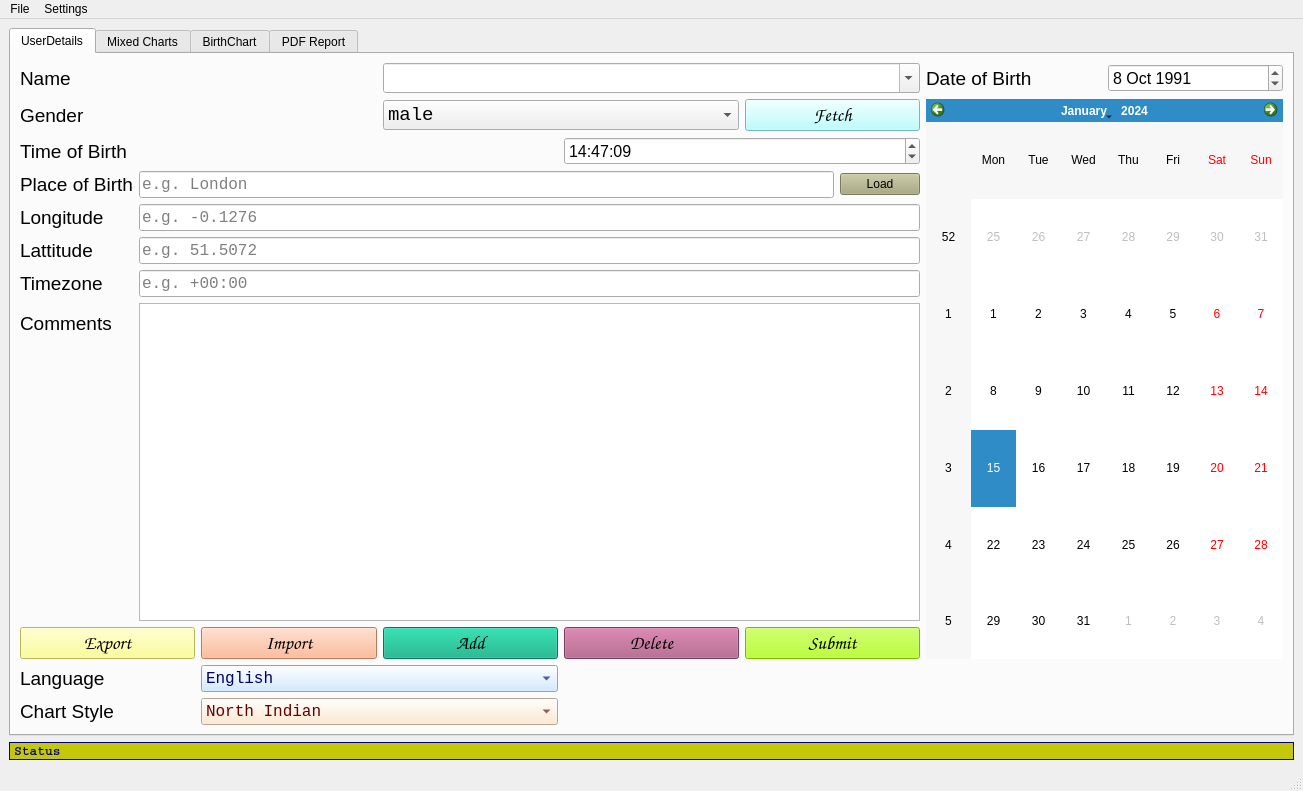
The window that userforms/mainwindow.ui (VicharaVandana/JyotishPro) describes before a commit, drawn with Qt 5.
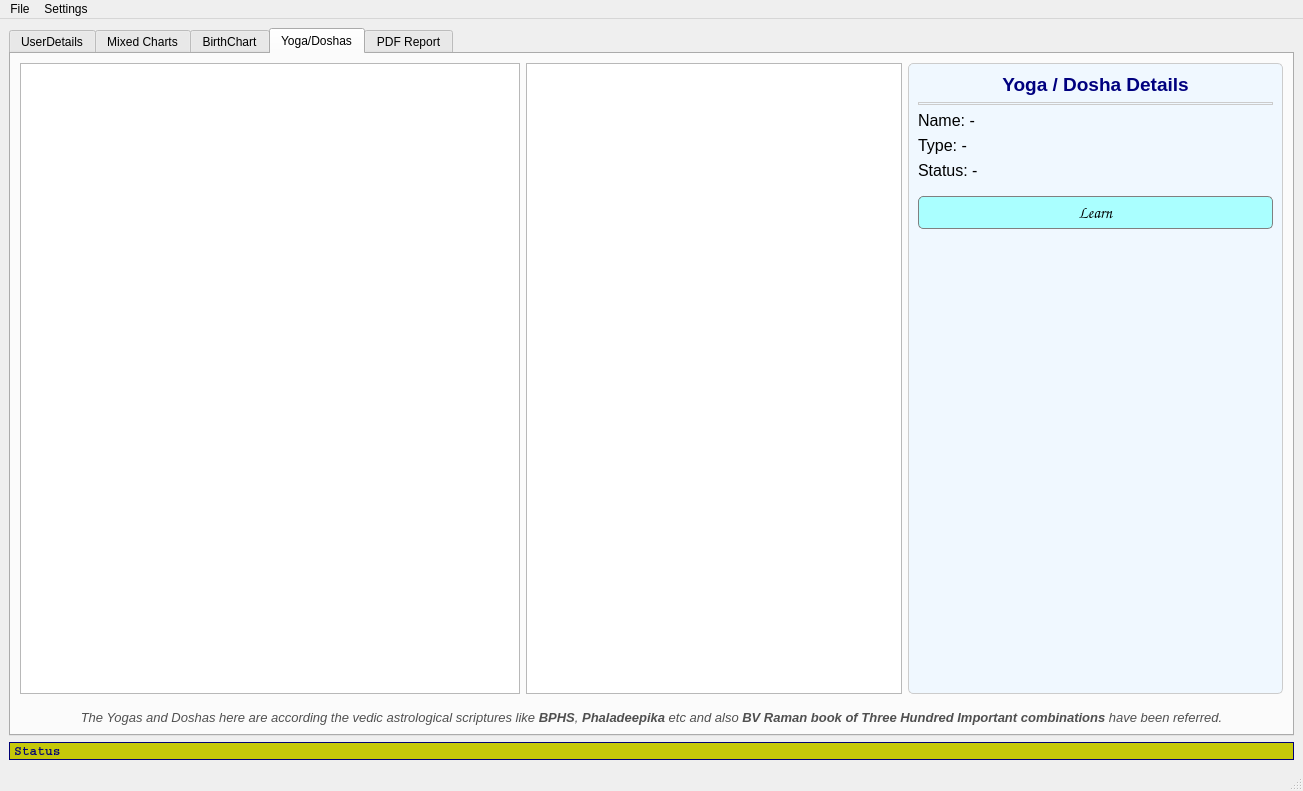
The same window after the commit. The open tabs and pages were chosen to show the change.

Commit message: Added Yoga Dosha tab and functionality to userform and software.

Patch:
```diff
--- a/userforms/mainwindow.ui
+++ b/userforms/mainwindow.ui
@@ -2461,6 +2461,219 @@
         </item>
        </layout>
       </widget>
+      <widget class="QWidget" name="yoga_doshas_tab">
+       <attribute name="title">
+        <string>Yoga/Doshas</string>
+       </attribute>
+       <layout class="QVBoxLayout" name="verticalLayout_yogaDoshas">
+        <item>
+         <layout class="QHBoxLayout" name="horizontalLayout_yogaContent">
+          <item>
+           <widget class="QGraphicsView" name="graphicsView_yogaChart">
+            <property name="sizePolicy">
+             <sizepolicy hsizetype="Expanding" vsizetype="Expanding">
+              <horstretch>4</horstretch>
+              <verstretch>0</verstretch>
+             </sizepolicy>
+            </property>
+            <property name="minimumSize">
+             <size>
+              <width>450</width>
+              <height>450</height>
+             </size>
+            </property>
+            <property name="toolTip">
+             <string>North Indian or South Indian Chart display</string>
+            </property>
+           </widget>
+          </item>
+          <item>
+           <widget class="QListWidget" name="listWidget_yogas">
+            <property name="sizePolicy">
+             <sizepolicy hsizetype="Expanding" vsizetype="Expanding">
+              <horstretch>3</horstretch>
+              <verstretch>0</verstretch>
+             </sizepolicy>
+            </property>
+            <property name="font">
+             <font>
+              <family>Arial</family>
+              <pointsize>12</pointsize>
+             </font>
+            </property>
+            <property name="toolTip">
+             <string>List of identified Yogas and Doshas</string>
+            </property>
+           </widget>
+          </item>
+          <item>
+           <widget class="QFrame" name="frame_yogaDetails">
+            <property name="sizePolicy">
+             <sizepolicy hsizetype="Expanding" vsizetype="Preferred">
+              <horstretch>3</horstretch>
+              <verstretch>0</verstretch>
+             </sizepolicy>
+            </property>
+            <property name="minimumSize">
+             <size>
+              <width>350</width>
+              <height>0</height>
+             </size>
+            </property>
+            <property name="styleSheet">
+             <string notr="true">background-color: rgb(240, 248, 255); border: 1px solid #ccc; border-radius: 5px;</string>
+            </property>
+            <property name="frameShape">
+             <enum>QFrame::StyledPanel</enum>
+            </property>
+            <layout class="QVBoxLayout" name="verticalLayout_yogaInfo">
+             <item>
+              <widget class="QLabel" name="label_yogaDetailsTitle">
+               <property name="font">
+                <font>
+                 <family>Arial</family>
+                 <pointsize>14</pointsize>
+                 <weight>75</weight>
+                 <bold>true</bold>
+                </font>
+               </property>
+               <property name="styleSheet">
+                <string notr="true">border: none; color: rgb(0, 0, 127);</string>
+               </property>
+               <property name="text">
+                <string>Yoga / Dosha Details</string>
+               </property>
+               <property name="alignment">
+                <set>Qt::AlignCenter</set>
+               </property>
+              </widget>
+             </item>
+             <item>
+              <widget class="Line" name="line_yoga">
+               <property name="orientation">
+                <enum>Qt::Horizontal</enum>
+               </property>
+              </widget>
+             </item>
+             <item>
+              <widget class="QLabel" name="label_yogaName">
+               <property name="font">
+                <font>
+                 <family>Arial</family>
+                 <pointsize>12</pointsize>
+                </font>
+               </property>
+               <property name="styleSheet">
+                <string notr="true">border: none;</string>
+               </property>
+               <property name="text">
+                <string>Name: -</string>
+               </property>
+               <property name="wordWrap">
+                <bool>true</bool>
+               </property>
+              </widget>
+             </item>
+             <item>
+              <widget class="QLabel" name="label_yogaType">
+               <property name="font">
+                <font>
+                 <family>Arial</family>
+                 <pointsize>12</pointsize>
+                </font>
+               </property>
+               <property name="styleSheet">
+                <string notr="true">border: none;</string>
+               </property>
+               <property name="text">
+                <string>Type: -</string>
+               </property>
+               <property name="wordWrap">
+                <bool>true</bool>
+               </property>
+              </widget>
+             </item>
+             <item>
+              <widget class="QLabel" name="label_yogaStatus">
+               <property name="font">
+                <font>
+                 <family>Arial</family>
+                 <pointsize>12</pointsize>
+                </font>
+               </property>
+               <property name="styleSheet">
+                <string notr="true">border: none;</string>
+               </property>
+               <property name="text">
+                <string>Status: -</string>
+               </property>
+               <property name="wordWrap">
+                <bool>true</bool>
+               </property>
+              </widget>
+             </item>
+             <item>
+              <widget class="QPushButton" name="btn_learnYogaDosha">
+               <property name="font">
+                <font>
+                 <family>Comic Sans MS</family>
+                 <pointsize>12</pointsize>
+                </font>
+               </property>
+               <property name="cursor">
+                <cursorShape>PointingHandCursor</cursorShape>
+               </property>
+               <property name="styleSheet">
+                <string notr="true">background-color: rgb(170, 255, 255); border: 1px solid gray; padding: 5px; margin-top: 10px;</string>
+               </property>
+               <property name="text">
+                <string>Learn</string>
+               </property>
+              </widget>
+             </item>
+             <item>
+              <spacer name="verticalSpacer_yoga">
+               <property name="orientation">
+                <enum>Qt::Vertical</enum>
+               </property>
+               <property name="sizeHint" stdset="0">
+                <size>
+                 <width>0</width>
+                 <height>0</height>
+                </size>
+               </property>
+              </spacer>
+             </item>
+            </layout>
+           </widget>
+          </item>
+         </layout>
+        </item>
+        <item>
+         <widget class="QLabel" name="label_yogaDisclaimer">
+          <property name="font">
+           <font>
+            <family>Arial</family>
+            <pointsize>10</pointsize>
+            <italic>true</italic>
+           </font>
+          </property>
+          <property name="styleSheet">
+           <string notr="true">margin-top: 10px; color: rgb(80, 80, 80);</string>
+          </property>
+          <property name="text">
+           <string>&lt;html&gt;&lt;head/&gt;&lt;body&gt;&lt;p&gt;The Yogas and Doshas here are according the vedic astrological scriptures like &lt;b&gt;BPHS&lt;/b&gt;, &lt;b&gt;Phaladeepika&lt;/b&gt; etc and also &lt;b&gt;BV Raman book of Three Hundred Important combinations&lt;/b&gt; have been referred.&lt;/p&gt;&lt;/body&gt;&lt;/html&gt;</string>
+          </property>
+          <property name="alignment">
+           <set>Qt::AlignCenter</set>
+          </property>
+          <property name="wordWrap">
+           <bool>true</bool>
+          </property>
+         </widget>
+        </item>
+       </layout>
+      </widget>
       <widget class="QWidget" name="pdfReportTab">
        <attribute name="title">
         <string>PDF Report</string>
```
Left out of the diff: 26 changed lines with no effect on the pictures. The commit also changes 8 other files.
